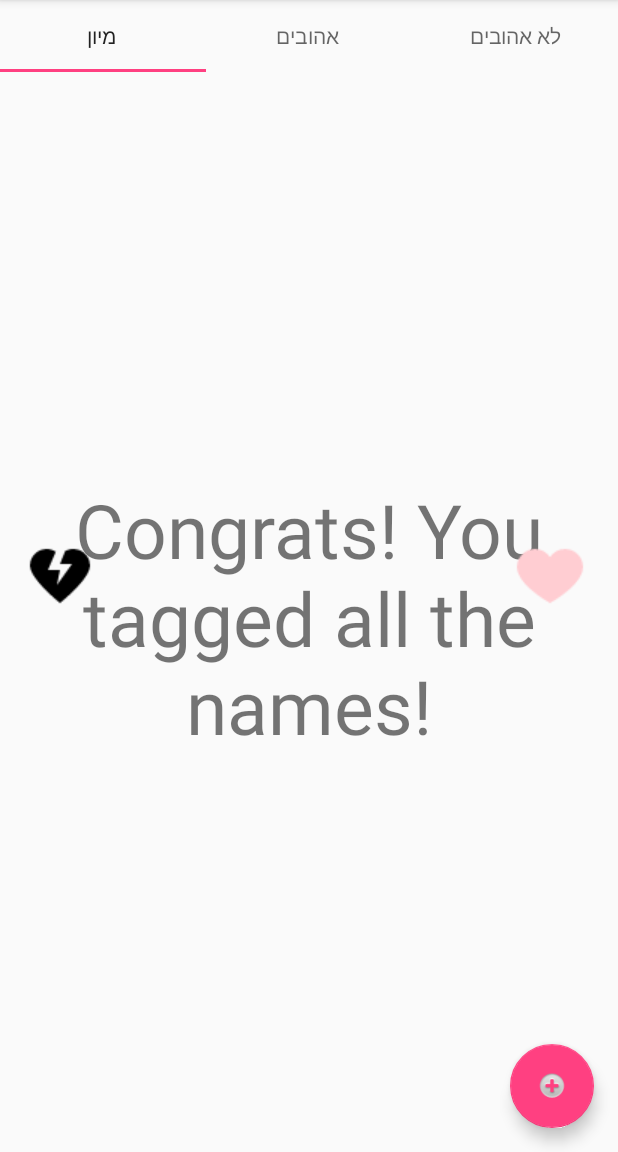
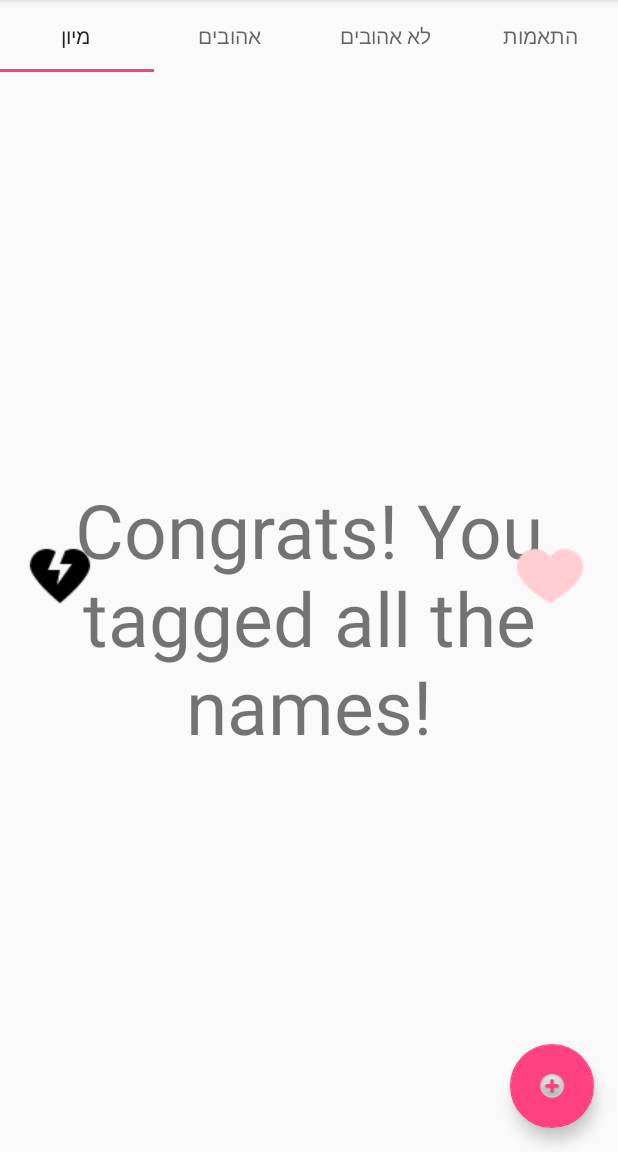
Before and after one commit to NoaAgiv/Nameby, an Android app: the screen it shows after launch (MainActivity), after a tap on an icon or button, on a phone screen of 412 x 824 dp, the part 84-1236 px from its top. Run offline under Robolectric (Android 15) with nearby library versions, the phone set to English and light mode, and no system bars; 18 statements that could not run were skipped.

Commit message:
bug fix of group settings and matched tab

```diff
--- a/app/src/main/java/com/agiv/names2/GroupSettings.java
+++ b/app/src/main/java/com/agiv/names2/GroupSettings.java
@@ -7,6 +7,8 @@ import android.content.SharedPreferences;
  */
 
 public class GroupSettings {
+    static SharedPreferences sharedPref;
+    static SharedPreferences.Editor editor;
     static Sex sex;
     static String currentUser;
 
@@ -15,12 +17,17 @@ public class GroupSettings {
         MALE
     }
 
+    public static void init(SharedPreferences shp){
+        sharedPref = shp;
+        editor = shp.edit();
+    }
+
     public static Sex getSex() {
-        return sex;
+        return sharedPref.getInt("sex", -1)==-1 ? null : GroupSettings.Sex.values()[sharedPref.getInt("sex", -1)];
     }
 
     public static String getSexString() {
-        if (sex.equals(Sex.FEMALE))
+        if (getSex().equals(Sex.FEMALE))
             return "f";
         else
             return "m";
@@ -28,13 +35,22 @@ public class GroupSettings {
 
     public static void setSex(Sex sex) {
         GroupSettings.sex = sex;
+        editor.putInt("sex", sex.ordinal());
+        editor.commit();
+
+    }
+
+    public static void unsetSex() {
+        editor.putInt("sex", -1);
+        editor.commit();
+        GroupSettings.sex = null;
     }
 
     public static String getCurrentUser() {
-        return currentUser;
+        return sharedPref.getString("user", null);
     }
 
-    public static void setCurrentUser(String currentUser, SharedPreferences.Editor editor) {
+    public static void setCurrentUser(String currentUser) {
         GroupSettings.currentUser = currentUser;
         editor.putString("user", currentUser);
         editor.commit();
--- a/app/src/main/java/com/agiv/names2/InitiationScreen.java
+++ b/app/src/main/java/com/agiv/names2/InitiationScreen.java
@@ -6,8 +6,7 @@ import android.content.Intent;
 import android.content.SharedPreferences;
 import android.net.Uri;
 import android.os.Bundle;
-import android.support.design.widget.FloatingActionButton;
-import android.support.design.widget.TabLayout;
+
 import android.support.v7.app.AppCompatActivity;
 import android.support.v7.widget.Toolbar;
 import android.util.Log;
@@ -23,22 +22,6 @@ import com.google.android.gms.appindexing.AppIndex;
 import com.google.android.gms.appindexing.Thing;
 import com.google.android.gms.common.api.GoogleApiClient;
 
-import java.util.Collections;
-import java.util.Comparator;
-
-import static com.agiv.names2.NameTagger.addName;
-import static com.agiv.names2.NameTagger.context;
-import static com.agiv.names2.NameTagger.getDisloveImage;
-import static com.agiv.names2.NameTagger.getLoveImage;
-import static com.agiv.names2.NameTagger.getLovedAdapter;
-import static com.agiv.names2.NameTagger.getLovedNamesListView;
-import static com.agiv.names2.NameTagger.getUnlovedAdapter;
-import static com.agiv.names2.NameTagger.getUnlovedNamesListView;
-import static com.agiv.names2.NameTagger.getUntaggedNamesView;
-import static com.agiv.names2.NameTagger.initData;
-import static com.agiv.names2.NameTagger.lovedNames;
-import static com.agiv.names2.NameTagger.unlovedNames;
-
 public class InitiationScreen extends AppCompatActivity {
 
     private GoogleApiClient client;
@@ -49,22 +32,19 @@ public class InitiationScreen extends AppCompatActivity {
         super.onCreate(savedInstanceState);
         client = new GoogleApiClient.Builder(this).addApi(AppIndex.API).build();
         final Intent menuIntent = new Intent(getBaseContext(), MainActivity.class);
-        final SharedPreferences sharedPref= getSharedPreferences("group_settings", 0);
-        GroupSettings.Sex sex = sharedPref.getInt("sex", -1)==-1 ? null : GroupSettings.Sex.values()[sharedPref.getInt("sex", -1)];
+        GroupSettings.init(getSharedPreferences("group_settings", 0));
+        GroupSettings.Sex sex = GroupSettings.getSex();
         if (sex!=null){
             GroupSettings.setSex(sex);
             startActivity(menuIntent);
             return;
         }
-        final SharedPreferences.Editor editor= sharedPref.edit();
         setContentView(R.layout.initiation_screen);
         ImageButton chooseFemale = (ImageButton) findViewById(R.id.choose_sex_female);
 
         chooseFemale.setOnClickListener(new View.OnClickListener() {
             @Override
             public void onClick(View view) {
-                editor.putInt("sex", GroupSettings.Sex.FEMALE.ordinal());
-                editor.commit();
                 GroupSettings.setSex(GroupSettings.Sex.FEMALE);
                 startActivity(menuIntent);
             }});
@@ -72,8 +52,6 @@ public class InitiationScreen extends AppCompatActivity {
         chooseMale.setOnClickListener(new View.OnClickListener() {
             @Override
             public void onClick(View view) {
-                editor.putInt("sex", GroupSettings.Sex.MALE.ordinal());
-                editor.commit();
                 GroupSettings.setSex(GroupSettings.Sex.MALE);
                 startActivity(menuIntent);
             }});
--- a/app/src/main/java/com/agiv/names2/MainActivity.java
+++ b/app/src/main/java/com/agiv/names2/MainActivity.java
@@ -39,8 +39,6 @@ public class MainActivity extends AppCompatActivity {
         super.onCreate(savedInstanceState);
         setContentView(R.layout.activity_main);
         sexChooseIntent = new Intent(getBaseContext(), InitiationScreen.class);
-        final SharedPreferences sharedPref= getSharedPreferences("group_settings", 0);
-        editor = sharedPref.edit();
 
         try {
             initData(MainActivity.this, this, 1);
@@ -125,6 +123,7 @@ public class MainActivity extends AppCompatActivity {
         allTabs.addTab(allTabs.newTab().setText(R.string.triage_tab), true);
         allTabs.addTab(allTabs.newTab().setText(R.string.loved_tab));
         allTabs.addTab(allTabs.newTab().setText(R.string.unloved_tab));
+        allTabs.addTab(allTabs.newTab().setText(R.string.name_matches));
 
         allTabs.addOnTabSelectedListener(new TabLayout.OnTabSelectedListener() {
             @Override
@@ -152,6 +151,9 @@ public class MainActivity extends AppCompatActivity {
                 } else if (tabName.equals(getString(R.string.triage_tab))) {
                     selectedView = getUntaggedNamesView();
                 }
+                else if (tabName.equals(getString(R.string.name_matches))) {
+                    selectedView = getMatchedNamesListView();
+                }
                 switchToView(selectedView);
 
             }
@@ -170,6 +172,7 @@ public class MainActivity extends AppCompatActivity {
     private void switchToView(View selectedView) {
         getLovedNamesListView().setVisibility(View.GONE);
         getUnlovedNamesListView().setVisibility(View.GONE);
+        getMatchedNamesListView().setVisibility(View.GONE);
         getUntaggedNamesView().setVisibility(View.GONE);
         getLoveImage().setVisibility(View.GONE);
         getDisloveImage().setVisibility(View.GONE);
@@ -196,14 +199,13 @@ public class MainActivity extends AppCompatActivity {
 
         //noinspection SimplifiableIfStatement
         if (id == R.id.sex_settings) {
-            editor.putInt("sex", -1);
-            editor.commit();
+            GroupSettings.unsetSex();
             startActivity(sexChooseIntent);
             return true;
         }
         if (id == R.id.change_user){
             if (getCurrentUser().equals("Noa")){
-                setCurrentUser("Nir", editor);
+                setCurrentUser("Nir");
                 try {
                     initData(MainActivity.this, this, 1);
                 }
@@ -212,7 +214,7 @@ public class MainActivity extends AppCompatActivity {
                 }
             }
             else if (getCurrentUser().equals("Nir")){
-                setCurrentUser("Noa", editor);
+                setCurrentUser("Noa");
                 try {
                     initData(MainActivity.this, this, 1);
                 }
--- a/app/src/main/java/com/agiv/names2/NameTagger.java
+++ b/app/src/main/java/com/agiv/names2/NameTagger.java
@@ -6,8 +6,10 @@ import android.content.Context;
 import android.view.View;
 import android.view.ViewGroup;
 import android.view.ViewPropertyAnimator;
+import android.widget.ArrayAdapter;
 import android.widget.BaseAdapter;
 import android.widget.ImageView;
+import android.widget.ListAdapter;
 import android.widget.ListView;
 import android.widget.TextView;
 
@@ -26,12 +28,14 @@ public class NameTagger {
     private static String END_OF_LIST = "Congrats! You tagged all the names!";
     private static final Random rgenerator = new Random();
     private static ListView lovedNamesListView;
+    private static ListView matchedNamesListView;
     private static ListView unlovedNamesListView;
     private static TextView untaggedNamesView;
     private static BaseAdapter lovedAdapter;
     private static BaseAdapter unlovedAdapter;
     private static ImageView loveImage;
     private static ImageView disloveImage;
+    private static BaseAdapter matchedAdapter;
     public static int userId;
     public static Context context;
     public static Activity activity;
@@ -62,10 +66,13 @@ public class NameTagger {
         return lovedNamesListView;
     }
 
+    public static ListView getMatchedNamesListView() {
+        return matchedNamesListView;
+    }
+
     public static ListView getUnlovedNamesListView() {
         return unlovedNamesListView;
     }
-
     public static BaseAdapter getLovedAdapter() {
         return lovedAdapter;
     }
@@ -230,9 +237,17 @@ public class NameTagger {
         unlovedAdapter = new EditableListViewAdapter(unlovedToLovedSwitch, unlovedNames, activity,
                 activity.getString(R.string.mark_loved_dialog_title), activity.getString(R.string.mark_loved_dialog_body), R.drawable.love);
         unlovedNamesListView.setAdapter(unlovedAdapter);
+
+        matchedNamesListView = (ListView) activity.findViewById(R.id.matched_names);
+        ArrayList<String> matchedNames = new ArrayList<>();
+        // TODO: change to a regular ListAdapter below
+        matchedAdapter = new EditableListViewAdapter(unlovedToLovedSwitch, matchedNames, activity,
+                activity.getString(R.string.mark_loved_dialog_title), activity.getString(R.string.mark_loved_dialog_body), R.drawable.love);
+
+        matchedNamesListView.setAdapter(matchedAdapter);
+
         untaggedNamesView = (TextView) activity.findViewById(R.id.untagged_names_view);
         untaggedNamesView.setText(getNextUntaggedName());
-
         untaggedNamesView.setOnTouchListener(new OnSwipeTouchListener(context) {
             public void onSwipeRight() {
                 swipeLeft();
--- a/app/src/main/res/layout/content_main.xml
+++ b/app/src/main/res/layout/content_main.xml
@@ -58,6 +58,14 @@
         android:layout_width="match_parent"
         android:layout_height="match_parent">
     </ListView>
+    <ListView
+        android:id="@+id/matched_names"
+        android:layout_marginTop="?attr/actionBarSize"
+        android:layout_width="match_parent"
+        android:layout_height="match_parent">
+    </ListView>
+
+
 
 
 
--- a/app/src/main/res/values/strings.xml
+++ b/app/src/main/res/values/strings.xml
@@ -6,6 +6,7 @@
     <string name="loved_tab">אהובים</string>
     <string name="unloved_tab">לא אהובים</string>
     <string name="triage_tab">מיון</string>
+    <string name="name_matches">התאמות</string>
     <string name="mark_loved_dialog_title">סימון שם כאהוב</string>
     <string name="mark_loved_dialog_body">האם להעביר את השם מרשימת הלא אהובים לרשימת האהובים?</string>
     <string name="mark_unloved_dialog_title">סימון שם כלא אהוב</string>
```
